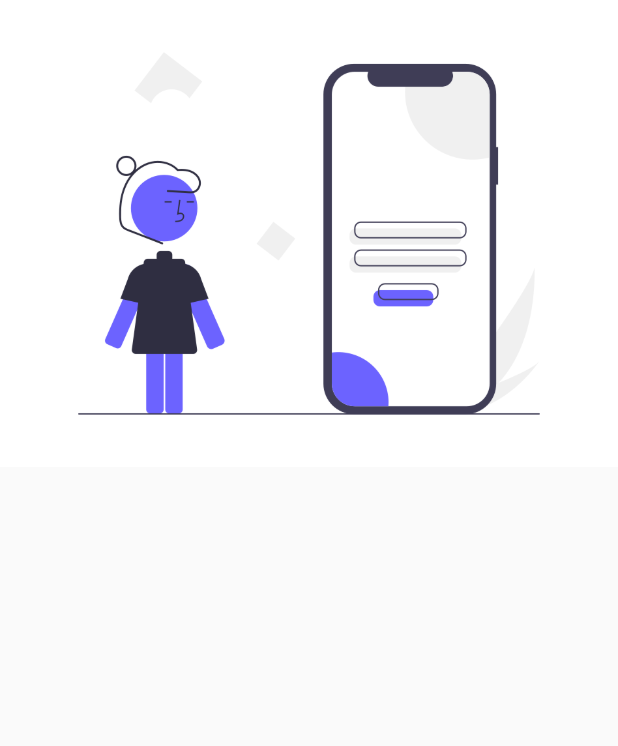
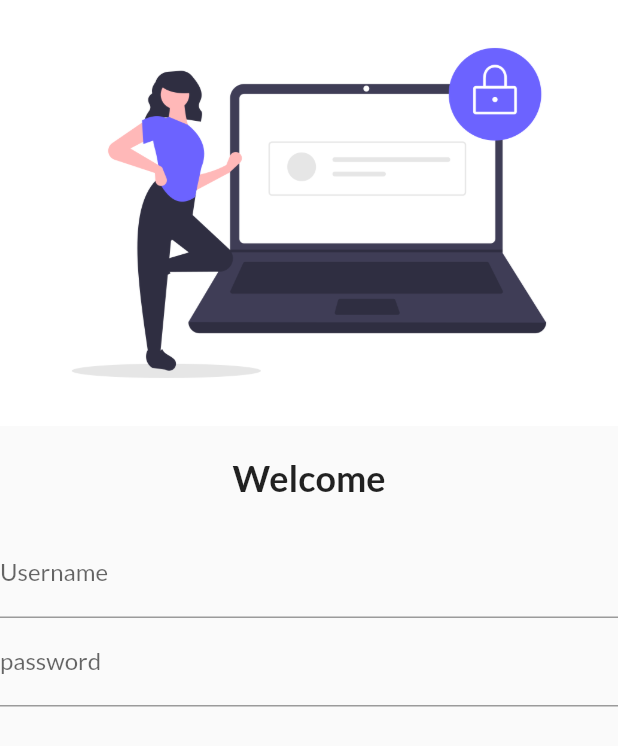
Before and after one commit to lamichhaneranjan/30_days_flutter, a Flutter app: the screen it shows after launch, on a phone screen of 412 x 824 dp. Shown: the top 746 px of the screen. Run offline on Flutter 3.47's test engine with Material 2 defaults, Android fonts, the phone set to English and light mode, and no system bars; our stand-ins replace google_fonts.

Commit message:
login image changed

```diff
--- a/lib/main.dart
+++ b/lib/main.dart
@@ -1,5 +1,7 @@
 import 'package:flutter/material.dart';
+import 'package:flutter_application_1/pages/home_page.dart';
 import 'package:flutter_application_1/pages/login_page.dart';
+import 'package:google_fonts/google_fonts.dart';
 
 void main() {
   runApp(MyApp());
@@ -10,7 +12,10 @@ class MyApp extends StatelessWidget {
   Widget build(BuildContext context) {
     return MaterialApp(
       themeMode: ThemeMode.light,
-      theme: ThemeData(primarySwatch: Colors.deepPurple),
+      theme: ThemeData(
+          primarySwatch: Colors.deepPurple,
+          fontFamily: GoogleFonts.lato().fontFamily,
+          primaryTextTheme: GoogleFonts.latoTextTheme()),
       darkTheme: ThemeData(
         brightness: Brightness.dark,
       ),
--- a/lib/pages/login_page.dart
+++ b/lib/pages/login_page.dart
@@ -6,8 +6,32 @@ class LoginPage extends StatelessWidget {
   @override
   Widget build(BuildContext context) {
     return Material(
-        child: Column(
-      children: [Image.asset("assets/images/login_page.png")],
-    ));
+      child: Column(
+        children: [
+          Image.asset("assets/images/login_page1.png", fit: BoxFit.cover),
+          SizedBox(
+            height: 20.0,
+          ),
+          Text(
+            "Welcome",
+            style: TextStyle(
+              fontSize: 24,
+              fontWeight: FontWeight.bold,
+            ),
+          ),
+          SizedBox(
+            height: 20.0,
+          ),
+          TextFormField(
+            decoration: InputDecoration(
+                hintText: "Enter UserName", labelText: "Username"),
+          ),
+          TextFormField(
+            decoration: InputDecoration(
+                hintText: "Enter Password", labelText: "password"),
+          ),
+        ],
+      ),
+    );
   }
 }
--- a/pubspec.yaml
+++ b/pubspec.yaml
@@ -34,6 +34,7 @@ dependencies:
   # The following adds the Cupertino Icons font to your application.
   # Use with the CupertinoIcons class for iOS style icons.
   cupertino_icons: ^1.0.2
+  google_fonts: ^1.1.2
 
 dev_dependencies:
   flutter_test:
@@ -58,7 +59,7 @@ flutter:
 
   # To add assets to your application, add an assets section, like this:
   assets:
-    - assets/images
+    - assets/images/
   #   - images/a_dot_ham.jpeg
 
   # An image asset can refer to one or more resolution-specific "variants", see
```
Also changed, not shown: assets/images/login_page1.png (added), assets/images/login_page2.png (renamed from assets/images/login_page.png), pubspec.lock.
